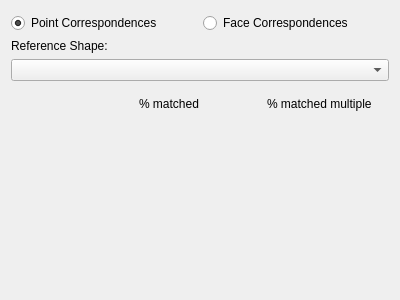
Qt form src/view/correspondenceColoring.ui (PeterZs/ShapeAnalyzer) before a commit.
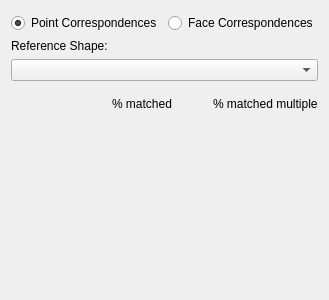
The same form after that commit.

Diff of the .ui file:
```diff
--- a/src/view/correspondenceColoring.ui
+++ b/src/view/correspondenceColoring.ui
@@ -6,7 +6,7 @@
    <rect>
     <x>0</x>
     <y>0</y>
-    <width>400</width>
+    <width>200</width>
     <height>300</height>
    </rect>
   </property>
```
